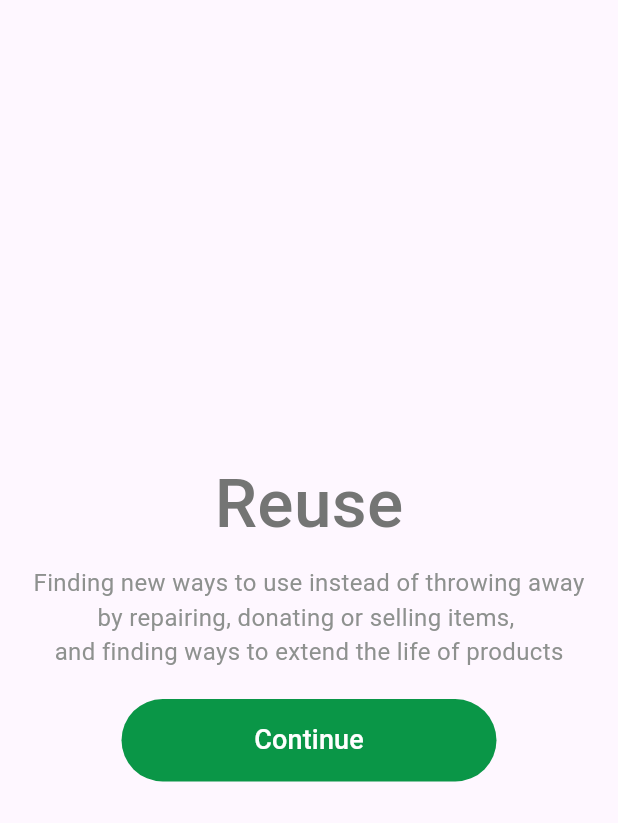
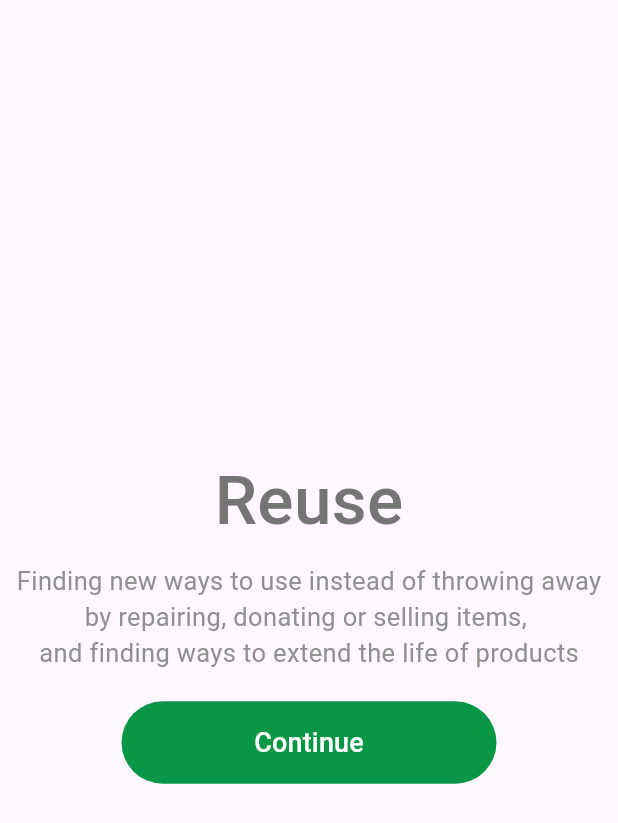
Before and after one commit to Codewire-github/SecondLife-front, a Flutter app: the screen it shows after launch, after a tap on "Continue", on a phone screen of 412 x 824 dp. Shown: the top 823 px of the screen. Run offline on Flutter 3.47's test engine with Material 3 defaults, Android fonts, the phone set to English and light mode, and no system bars; our stand-ins replace get.

Commit message:
slight changes

```diff
--- a/lib/screens/Splash/screens/splashscreen1.dart
+++ b/lib/screens/Splash/screens/splashscreen1.dart
@@ -29,17 +29,23 @@ class _ReduceScreenState extends State<ReduceScreen> {
               Text(
                 "Lessen the amount of waste produced by",
                 style: TextStyle(
-                    color: Color.fromARGB(238, 134, 138, 135), fontSize: 16),
+                    color: Color.fromARGB(238, 134, 138, 135),
+                    fontSize: 17,
+                    fontWeight: FontWeight.w400),
               ),
               Text(
                 "consuming fewer products, choosing items with",
                 style: TextStyle(
-                    color: Color.fromARGB(238, 134, 138, 135), fontSize: 16),
+                    color: Color.fromARGB(238, 134, 138, 135),
+                    fontSize: 17,
+                    fontWeight: FontWeight.w400),
               ),
               Text(
                 "minimal packaging, and being mindful",
                 style: TextStyle(
-                    color: Color.fromARGB(238, 134, 138, 135), fontSize: 16),
+                    color: Color.fromARGB(238, 134, 138, 135),
+                    fontSize: 17,
+                    fontWeight: FontWeight.w400),
               ),
               SizedBox(height: 20),
               Container(
--- a/lib/screens/Splash/screens/splashscreen2.dart
+++ b/lib/screens/Splash/screens/splashscreen2.dart
@@ -29,17 +29,23 @@ class _ReuseScreenState extends State<ReuseScreen> {
               Text(
                 "Finding new ways to use instead of throwing away",
                 style: TextStyle(
-                    color: Color.fromARGB(238, 134, 138, 135), fontSize: 16),
+                    color: Color.fromARGB(238, 134, 138, 135),
+                    fontSize: 17,
+                    fontWeight: FontWeight.w400),
               ),
               Text(
                 "by repairing, donating or selling items, ",
                 style: TextStyle(
-                    color: Color.fromARGB(238, 134, 138, 135), fontSize: 16),
+                    color: Color.fromARGB(238, 134, 138, 135),
+                    fontSize: 17,
+                    fontWeight: FontWeight.w400),
               ),
               Text(
                 "and finding ways to extend the life of products",
                 style: TextStyle(
-                    color: Color.fromARGB(238, 134, 138, 135), fontSize: 16),
+                    color: Color.fromARGB(238, 134, 138, 135),
+                    fontSize: 17,
+                    fontWeight: FontWeight.w400),
               ),
               SizedBox(height: 20),
               Container(
```
Also changed, not shown: lib/screens/Splash/screens/splashscreen3.dart (+9 -3 lines).
